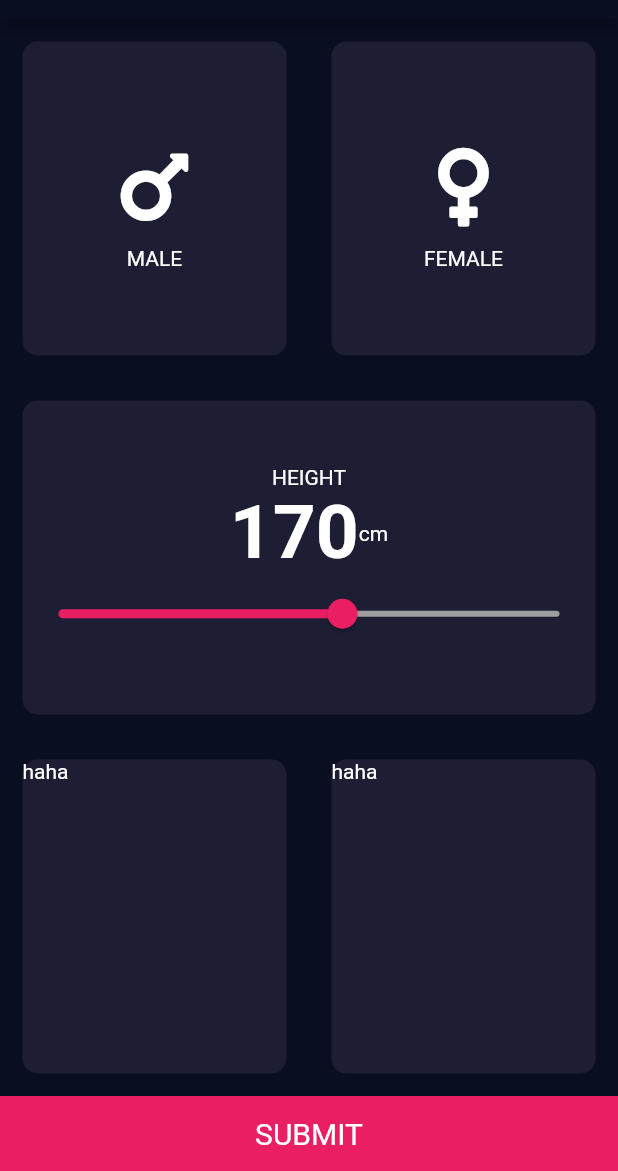
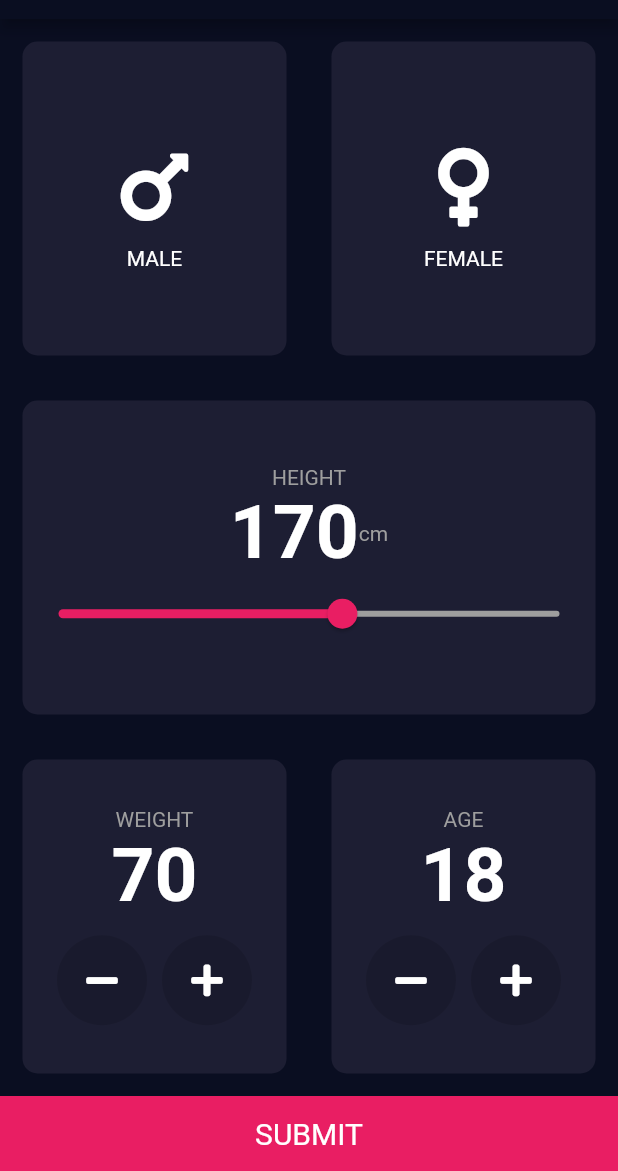
Before and after one commit to jonathanfilbert/BMICalc, a Flutter app: the screen it shows after launch, on a phone screen of 412 x 824 dp, the part 65-1236 px from its top. Run offline on Flutter 3.47's test engine with Material 2 defaults, Android fonts, the phone set to English and light mode, and no system bars; our stand-ins replace font_awesome_flutter.

Commit message:
input screen fully implemented

```diff
--- a/lib/App.dart
+++ b/lib/App.dart
@@ -1,6 +1,7 @@
 import 'package:flutter/material.dart';
 import 'package:bmi_calc/GenderCard.dart';
 import 'BoxComponent.dart';
+import 'package:font_awesome_flutter/font_awesome_flutter.dart';
 
 const Color inactiveColor = Color(0xFF1D1E33);
 const Color activeColor = Colors.blue;
@@ -16,14 +17,13 @@ class _AppState extends State<App> {
   Map<String, dynamic> chosenOption = {
     "gender": "",
     "height": 170,
-    "weight": 0,
-    "age": 0,
+    "weight": 70,
+    "age": 18,
   };
 
   @override
   Widget build(BuildContext context) {
-    return Column(
-      children: <Widget>[
+    return Column(children: <Widget>[
       Expanded(
           child: Row(
         children: <Widget>[
@@ -85,17 +85,23 @@ class _AppState extends State<App> {
                   child: Column(
                     mainAxisAlignment: MainAxisAlignment.center,
                     children: <Widget>[
-                        Text("HEIGHT"),
+                      Text(
+                        "HEIGHT",
+                        style: TextStyle(color: Colors.grey),
+                      ),
                       Row(
                         mainAxisAlignment: MainAxisAlignment.center,
                         crossAxisAlignment: CrossAxisAlignment.center,
                         children: <Widget>[
                           Text(
-                              chosenOption['height'].toInt().toString(),
+                            '${chosenOption['height']}',
                             style: TextStyle(
                                 fontSize: 50.0, fontWeight: FontWeight.bold),
                           ),
-                            Text("cm"),
+                          Text(
+                            "cm",
+                            style: TextStyle(color: Colors.grey),
+                          ),
                         ],
                       ),
                       Slider(
@@ -124,18 +130,133 @@ class _AppState extends State<App> {
           children: <Widget>[
             Expanded(
               child: GestureDetector(
+                onTap: () {},
                 child: BoxComponent(
                   backgroundColor: inactiveColor,
-                    child: Text("haha"),
+                  child: Column(
+                    mainAxisAlignment: MainAxisAlignment.center,
+                    children: <Widget>[
+                      Text(
+                        "WEIGHT",
+                        style: TextStyle(color: Colors.grey),
+                      ),
+                      Text(
+                        chosenOption['weight'].toString(),
+                        style: TextStyle(
+                            fontSize: 50.0, fontWeight: FontWeight.bold),
+                      ),
+                      SizedBox(
+                        height: 10.0,
+                        width: double.infinity,
+                      ),
+                      Row(
+                        mainAxisAlignment: MainAxisAlignment.center,
+                        children: <Widget>[
+                          GestureDetector(
+                            onTap: () {
+                              setState(() {
+                                chosenOption['weight'] -= 1;
+                              });
+                            },
+                            child: CircleAvatar(
+                              backgroundColor: Colors.black12,
+                              radius: 30.0,
+                              child: Icon(
+                                FontAwesomeIcons.minus,
+                                color: Colors.white,
+                              ),
+                            ),
+                          ),
+                          SizedBox(
+                            width: 10.0,
+                          ),
+                          GestureDetector(
+                            onTap: () {
+                              setState(() {
+                                chosenOption['weight'] += 1;
+                              });
+                            },
+                            child: CircleAvatar(
+                              backgroundColor: Colors.black12,
+                              radius: 30.0,
+                              child: Icon(
+                                FontAwesomeIcons.plus,
+                                color: Colors.white,
+                              ),
+                            ),
+                          )
+                        ],
+                      ),
+                    ],
+                  ),
                 ),
               ),
             ),
             Expanded(
-                child: GestureDetector(
+              child: Row(
+                children: <Widget>[
+                  Expanded(
                     child: BoxComponent(
                       backgroundColor: inactiveColor,
-                    child: Text("haha"),
+                      child: Column(
+                        mainAxisAlignment: MainAxisAlignment.center,
+                        children: <Widget>[
+                          Text(
+                            "AGE",
+                            style: TextStyle(color: Colors.grey),
                           ),
+                          Text(
+                            "${chosenOption['age']}",
+                            style: TextStyle(
+                                fontSize: 50.0, fontWeight: FontWeight.bold),
+                          ),
+                          SizedBox(
+                            height: 10.0,
+                            width: double.infinity,
+                          ),
+                          Row(
+                            mainAxisAlignment: MainAxisAlignment.center,
+                            children: <Widget>[
+                              GestureDetector(
+                                onTap: () {
+                                  setState(() {
+                                    chosenOption['age'] -= 1;
+                                  });
+                                },
+                                child: CircleAvatar(
+                                  backgroundColor: Colors.black12,
+                                  radius: 30.0,
+                                  child: Icon(
+                                    FontAwesomeIcons.minus,
+                                    color: Colors.white,
+                                  ),
+                                ),
+                              ),
+                              SizedBox(
+                                width: 10.0,
+                              ),
+                              GestureDetector(
+                                onTap: () {
+                                  setState(() {
+                                    chosenOption['age'] += 1;
+                                  });
+                                },
+                                child: CircleAvatar(
+                                  backgroundColor: Colors.black12,
+                                  radius: 30.0,
+                                  child: Icon(
+                                    FontAwesomeIcons.plus,
+                                    color: Colors.white,
+                                  ),
+                                ),
+                              )
+                            ],
+                          ),
+                        ],
+                      ),
+                    ),
+                  ),
+                ],
               ),
             ),
           ],
@@ -154,7 +275,6 @@ class _AppState extends State<App> {
           ),
         ),
       )
-      ],
-    );
+    ]);
   }
 }
```
Lines whose indentation alone changed are shown as unchanged.
